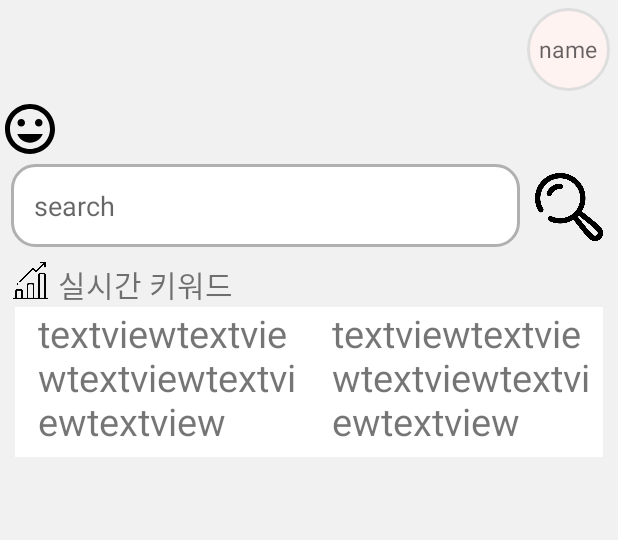
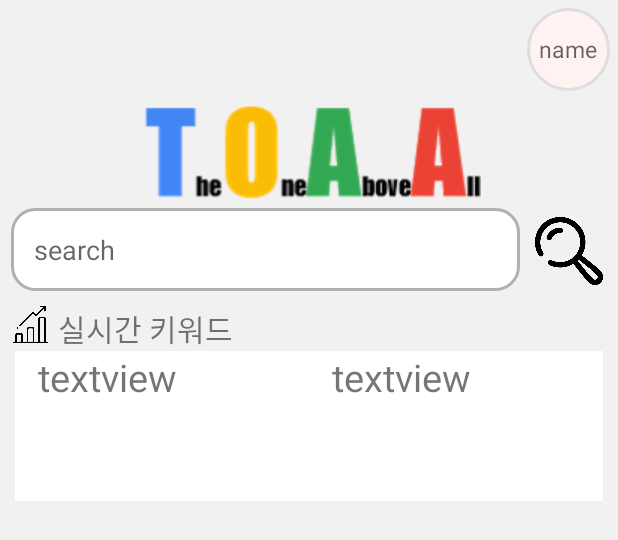
Before and after one commit to kryptonite43/flowcamp2, an Android app: the layout activity_sub.xml on its own in the app's theme, with its tools: preview values and no code run, on a phone screen of 412 x 824 dp. Shown: the top 540 px of the screen. Run offline under Robolectric (Android 15) with nearby library versions, the phone set to English and light mode, and no system bars.

```diff
--- a/app/build.gradle
+++ b/app/build.gradle
@@ -33,7 +33,8 @@ dependencies {
     implementation 'com.google.android.material:material:1.6.1'
     implementation 'androidx.constraintlayout:constraintlayout:2.1.4'
     // 카카오 로그인
-    implementation 'com.kakao.sdk:usermgmt:1.27.0'
+    implementation 'com.kakao.sdk:v2-user:2.11.0'
+
     // Glide
     implementation 'com.github.bumptech.glide:glide:4.8.0'
     annotationProcessor 'com.github.bumptech.glide:compiler:4.8.0'
--- a/app/src/main/res/layout/activity_result.xml
+++ b/app/src/main/res/layout/activity_result.xml
@@ -29,8 +29,8 @@
                         android:layout_height="40dp"
                         android:layout_marginLeft="1dp"
                         android:layout_marginRight="1dp"
-                        android:background="@drawable/ic_baseline_insert_emoticon_24"
-                        android:foreground="@drawable/ic_baseline_insert_emoticon_24">
+                        android:background="@drawable/toaa"
+                        android:foreground="@drawable/toaa">
                     </Button>
 
                     <EditText
--- a/app/src/main/res/layout/activity_sub.xml
+++ b/app/src/main/res/layout/activity_sub.xml
@@ -9,7 +9,6 @@
     tools:context=".SubActivity">
 
 
-
     <LinearLayout
         android:id="@+id/fullscreen"
         android:layout_width="match_parent"
@@ -17,20 +16,15 @@
 
         android:orientation="vertical">
 
-<!--    <LinearLayout-->
-<!--        android:layout_width="match_parent"-->
-<!--        android:layout_height="wrap_content"-->
-<!--        android:orientation="horizontal"-->
-<!--        android:gravity="center"-->
 
-<!--        >-->
         <FrameLayout
             android:id="@+id/nickframe"
             android:layout_width="55dp"
             android:layout_height="55dp"
+            android:layout_gravity="end"
             android:layout_margin="5dp"
-    android:background="@drawable/circle"
-    android:layout_gravity="end">
+            android:background="@drawable/circle">
+
             <TextView
                 android:id="@+id/tv_nickname"
                 android:layout_width="wrap_content"
@@ -40,68 +34,37 @@
                 android:foregroundGravity="center"
                 android:text="name"
                 android:textAppearance="@style/TextAppearance.AppCompat.Medium"
-        android:textSize="15sp"
-        />
+                android:textSize="15sp" />
         </FrameLayout>
-
-
-        <TextView
-            android:id="@+id/tv_email"
-            android:layout_width="wrap_content"
-            android:layout_height="wrap_content"
-            android:visibility="gone"
-            android:layout_marginLeft="10dp"
-            android:text="email"
-            android:textSize="13sp"
-            />
-
-
-
-        <ImageView
-            android:id="@+id/iv_profile"
-            android:gravity="end"
-            android:visibility="gone"
-            android:layout_width="50dp"
-            android:layout_height="50dp"
-            android:layout_marginLeft="10sp"
-            android:scaleType="center"
-
-            tools:srcCompat="@tools:sample/avatars" />
-<!--    </LinearLayout>-->
-
 
         <LinearLayout
             android:layout_width="match_parent"
             android:layout_height="match_parent"
+
             android:orientation="vertical">
 
-<!--        <Button-->
-<!--            android:id="@+id/btn_logout"-->
-<!--            android:layout_width="50dp"-->
-<!--            android:layout_height="60dp"-->
-<!--            android:layout_gravity="end"-->
-
-
-<!--            android:text="logout"-->
-<!--            android:textSize="12sp"/>-->
 
             <ImageView
-            android:layout_width="40dp"
-            android:layout_height="40dp"
-            android:layout_gravity="start"
-            android:src="@drawable/ic_baseline_insert_emoticon_24">
+                android:id="@+id/logo"
+                android:layout_width="wrap_content"
+                android:layout_height="wrap_content"
+                android:layout_gravity="center"
+
+                android:src="@drawable/logo2">
 
             </ImageView>
 
             <androidx.constraintlayout.widget.ConstraintLayout
                 android:id="@+id/search_bar"
                 android:layout_width="match_parent"
-            android:layout_height="wrap_content">
+                android:layout_height="wrap_content"
+                >
 
                 <LinearLayout
                     android:id="@+id/block"
                     android:layout_width="match_parent"
                     android:layout_height="wrap_content"
+
                     app:layout_constraintBottom_toBottomOf="parent"
                     app:layout_constraintEnd_toEndOf="parent"
                     app:layout_constraintStart_toStartOf="parent"
@@ -121,7 +84,6 @@
                         android:inputType="text"
                         android:maxLines="1"
                         android:paddingStart="15dp"
-
                         >
 
                     </EditText>
@@ -132,13 +94,13 @@
                         android:layout_height="45dp"
                         android:layout_gravity="center"
                         android:layout_marginTop="8dp"
-                    android:layout_marginRight="10dp"
+                        android:layout_marginEnd="10dp"
                         android:layout_marginBottom="5dp"
                         android:layout_weight="0"
 
                         android:background="@drawable/search3"
                         android:foreground="@drawable/search3"
-                    android:paddingRight="5dp"></Button>
+                        android:paddingRight="5dp" />
                 </LinearLayout>
 
 
@@ -160,7 +122,7 @@
                     <ListView
                         android:id="@+id/listview"
                         android:layout_width="match_parent"
-                    android:layout_height="300dp"
+                        android:layout_height="250dp"
                         android:layout_marginLeft="7dp"
                         android:layout_marginRight="63dp"
                         android:background="@drawable/rectangle"
@@ -174,45 +136,44 @@
                     android:id="@+id/realimage"
                     android:layout_width="30dp"
                     android:layout_height="30dp"
+                    android:layout_marginLeft="5dp"
                     android:layout_marginTop="10dp"
-                android:layout_marginLeft="5dp"
                     android:paddingBottom="5dp"
+                    android:src="@drawable/statistics"
                     app:layout_constraintBottom_toTopOf="@id/recview"
+                    app:layout_constraintLeft_toLeftOf="parent"
                     app:layout_constraintRight_toLeftOf="@+id/realtime"
-                app:layout_constraintTop_toBottomOf="@id/rl"
-                app:layout_constraintLeft_toLeftOf="parent"
-                android:src="@drawable/statistics"
-                >
+                    app:layout_constraintTop_toBottomOf="@id/rl">
 
                 </ImageView>
+
                 <TextView
                     android:id="@+id/realtime"
                     android:layout_width="wrap_content"
                     android:layout_height="match_parent"
-
+                    android:layout_marginLeft="3dp"
+                    android:layout_marginTop="10dp"
                     android:text="실시간 키워드"
                     android:textSize="20sp"
-                android:layout_marginTop="10dp"
-                android:layout_marginLeft="3dp"
+                    app:layout_constraintBottom_toTopOf="@id/recview"
+
                     app:layout_constraintLeft_toRightOf="@+id/realimage"
+                    app:layout_constraintTop_toBottomOf="@id/rl" />
 
-                app:layout_constraintBottom_toTopOf="@id/recview"
-                app:layout_constraintTop_toBottomOf="@id/rl" />
                 <androidx.recyclerview.widget.RecyclerView
                     android:id="@+id/recview"
                     android:layout_width="match_parent"
                     android:layout_height="100dp"
-                android:background="#ffffff"
                     android:layout_marginLeft="10dp"
                     android:layout_marginRight="10dp"
+                    android:background="#ffffff"
                     app:layoutManager="androidx.recyclerview.widget.GridLayoutManager"
-                app:spanCount="2"
-                tools:listitem="@layout/listview_item"
+                    app:layout_constraintBottom_toBottomOf="parent"
                     app:layout_constraintLeft_toLeftOf="parent"
                     app:layout_constraintRight_toRightOf="parent"
                     app:layout_constraintTop_toBottomOf="@+id/realtime"
-                app:layout_constraintBottom_toBottomOf="parent"
-                />
+                    app:spanCount="2"
+                    tools:listitem="@layout/listview_item" />
                 <!--            <ListView-->
                 <!--                android:id="@+id/realtimelist"-->
                 <!--                android:layout_width="match_parent"-->
--- a/app/src/main/res/layout/listview_item.xml
+++ b/app/src/main/res/layout/listview_item.xml
@@ -9,7 +9,7 @@
         android:layout_width="wrap_content"
         android:layout_height="wrap_content"
         android:layout_marginLeft="15dp"
-        android:text="textviewtextviewtextviewtextviewtextview"
+        android:text="textview"
         android:textSize="25sp"
         >
 
```
Also changed, not shown: app/src/main/AndroidManifest.xml (+24 -1 lines), app/src/main/java/com/example/searchapp/CustomApplication.java (+70 -74 lines), app/src/main/java/com/example/searchapp/MainActivity.java (+88 -51 lines), app/src/main/java/com/example/searchapp/SubActivity.java (+55 -85 lines), app/src/main/res/layout/activity_main.xml (+13 -8 lines), app/src/main/res/drawable/kakao_login_button.png (added), app/src/main/res/drawable/logo.png (added), app/src/main/res/drawable/logo2.png (added), app/src/main/res/drawable/toaa.png (added). Lines whose indentation alone changed are shown as unchanged.
